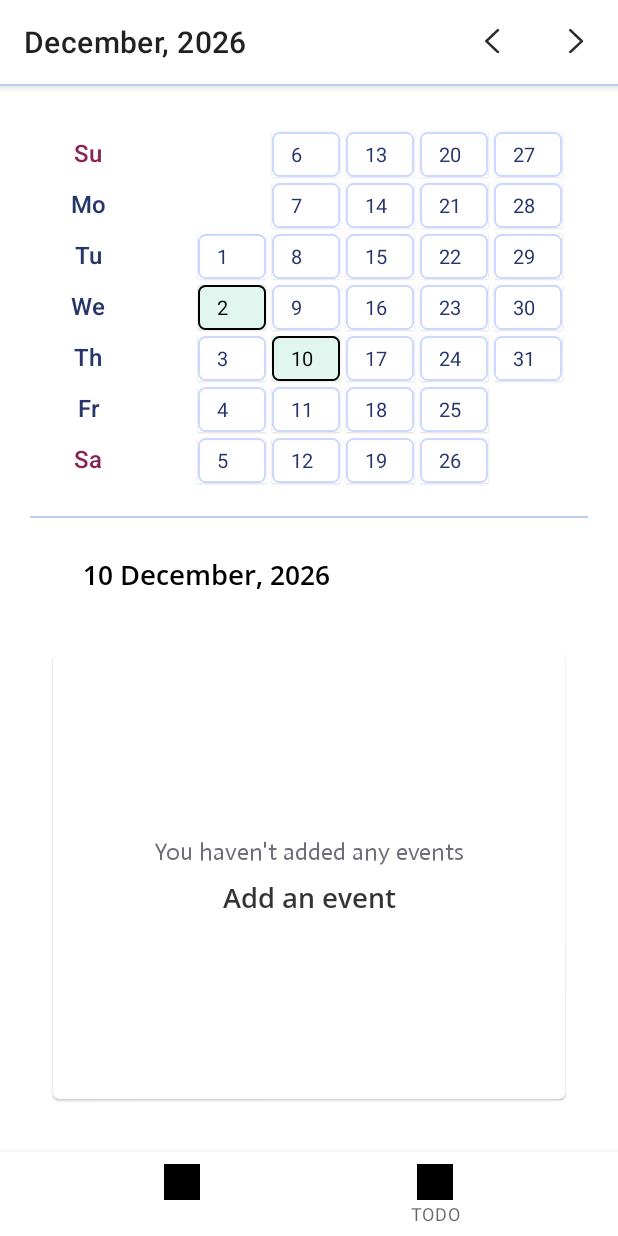
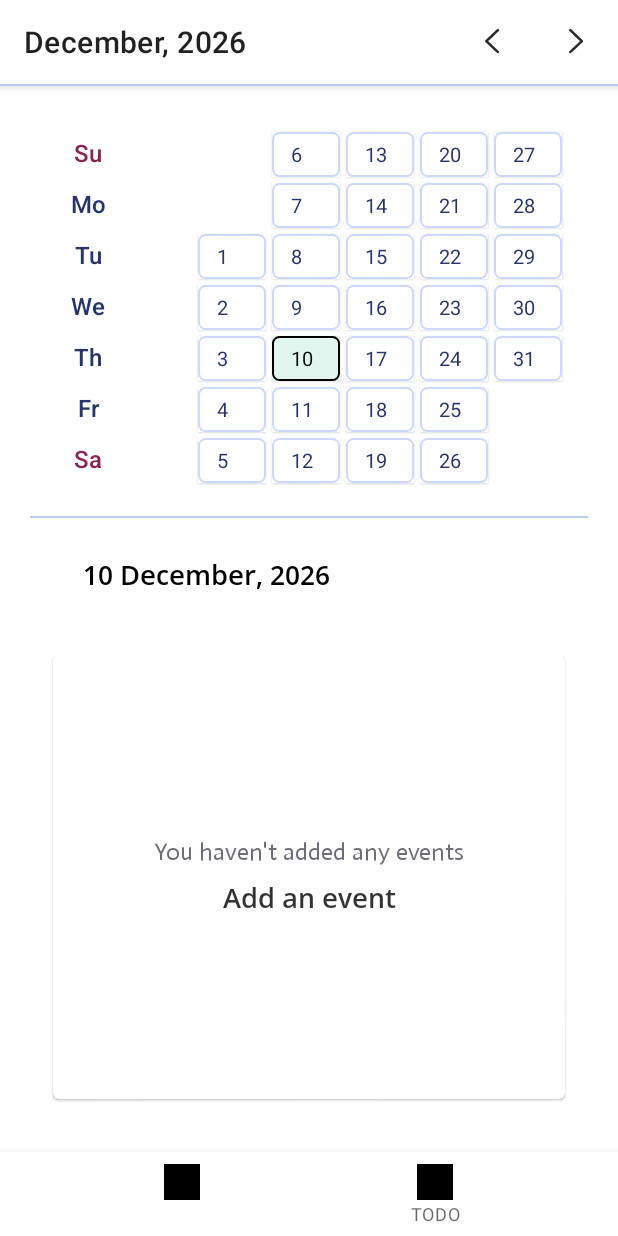
Before and after one commit to VoronDar/XApplication_kt, an Android app: the CalendarFragment screen opened through its navigation route, after a tap on "10", on a phone screen of 412 x 824 dp. Run offline under Robolectric (Android 15) with nearby library versions, the phone set to English and light mode, and no system bars; our stand-ins replace Dagger/Hilt's generated code, Room's generated code, Timber, data binding, navigation-ui and 1 more; 2 statements that could not run were skipped.

Commit message:
bugfix EventAdapter.kt: addEvent button was replaced with any other event. CalendarAdapter.kt: pressing on first days of month wasn't change them.

```diff
--- a/app/src/main/java/com/astery/xapplication/ui/fragments/calendar/CalendarFragment.kt
+++ b/app/src/main/java/com/astery/xapplication/ui/fragments/calendar/CalendarFragment.kt
@@ -126,6 +126,7 @@ class CalendarFragment : XFragment() {
             // go from page without event to page without events (blink)
             else if (binding.noCardInfo.isVisible && noEvents) renderNoEventsAgain()
 
+            Timber.d((it as ArrayList<Event?>).toString())
             eAdapter?.units = (it as ArrayList<Event?>)
 
         })
--- a/app/src/main/java/com/astery/xapplication/ui/fragments/calendar/CalendarViewModel.kt
+++ b/app/src/main/java/com/astery/xapplication/ui/fragments/calendar/CalendarViewModel.kt
@@ -96,7 +96,6 @@ class CalendarViewModel @Inject constructor(): ViewModel() {
             for (i in 1 until _events.value!!.size){
                 viewModelScope.launch {
                     _events.value!![i]?.image = repository.getImageForEventTemplate(EventTemplate(_events.value!![i]!!.templateId))
-                    Timber.d("loaded image for event $i")
                     adapter.notifyItemChanged(i)
                 }
             }
@@ -140,7 +139,7 @@ class CalendarViewModel @Inject constructor(): ViewModel() {
 
         val firstDay:Calendar=GregorianCalendar(cal.get(Calendar.YEAR), cal.get(Calendar.MONTH), 1)
         for (i in Calendar.SUNDAY until firstDay.get(Calendar.DAY_OF_WEEK)){
-            units.add(0, DayUnit(i, false))
+            units.add(0, DayUnit(-1, false))
         }
 
         return units
--- a/app/src/main/java/com/astery/xapplication/ui/fragments/calendar/calendar_adapter/CalendarAdapter.kt
+++ b/app/src/main/java/com/astery/xapplication/ui/fragments/calendar/calendar_adapter/CalendarAdapter.kt
@@ -24,7 +24,6 @@ class CalendarAdapter(units: ArrayList<DayUnit>?, context: Context) :
     set(value) {
         val oldValue = selectedDay
         field = value
-        Timber.d("$oldValue, $value")
         notifyItemChanged(units!!.indexOfFirst { it.day == oldValue })
         notifyItemChanged(units!!.indexOfFirst { it.day == value })
     }
@@ -38,11 +37,13 @@ class CalendarAdapter(units: ArrayList<DayUnit>?, context: Context) :
     @SuppressLint("SetTextI18n")
     override fun onBindViewHolder(h: BaseViewHolder, position: Int) {
         val holder = h as ViewHolder
+
+
         val unit: DayUnit = units!![position]
+
         holder.day.text = unit.day.toString()
         holder.card.isGone = !(unit.enabled)
         if (unit.day == selectedDay) {
-            Timber.i("${holder.card} and $context")
             holder.card.setBackgroundColor(ContextCompat.getColor(context, R.color.neutralSurfaceColor))
             holder.card.strokeColor = ContextCompat.getColor(context, R.color.black)
             holder.day.setTextColor(ContextCompat.getColor(context, R.color.black))
@@ -53,6 +54,15 @@ class CalendarAdapter(units: ArrayList<DayUnit>?, context: Context) :
         }
     }
 
+
+    override fun getItemViewType(position: Int): Int {
+        return position
+    }
+
+    override fun getItemCount(): Int {
+        return units?.size?: 0
+    }
+
     inner class ViewHolder(itemView: View) : BaseViewHolder(blockListener, itemView) {
         val day: TextView = itemView.findViewById(R.id.day)
         val card: MaterialCardView = itemView.findViewById(R.id.card)
```
Also changed, not shown: app/src/main/java/com/astery/xapplication/ui/fragments/calendar/EventAdapter.kt (+9 -0 lines).
